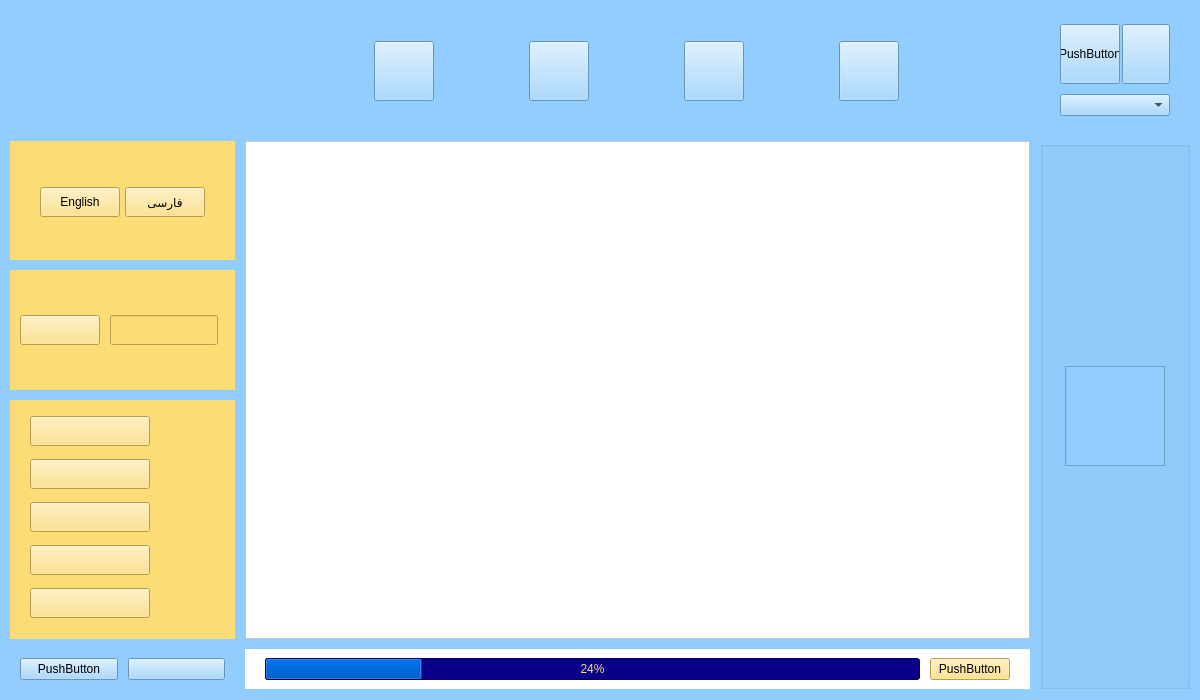
Above: home.ui from mahan109910/linking_me before the change. Below: the same form after it.
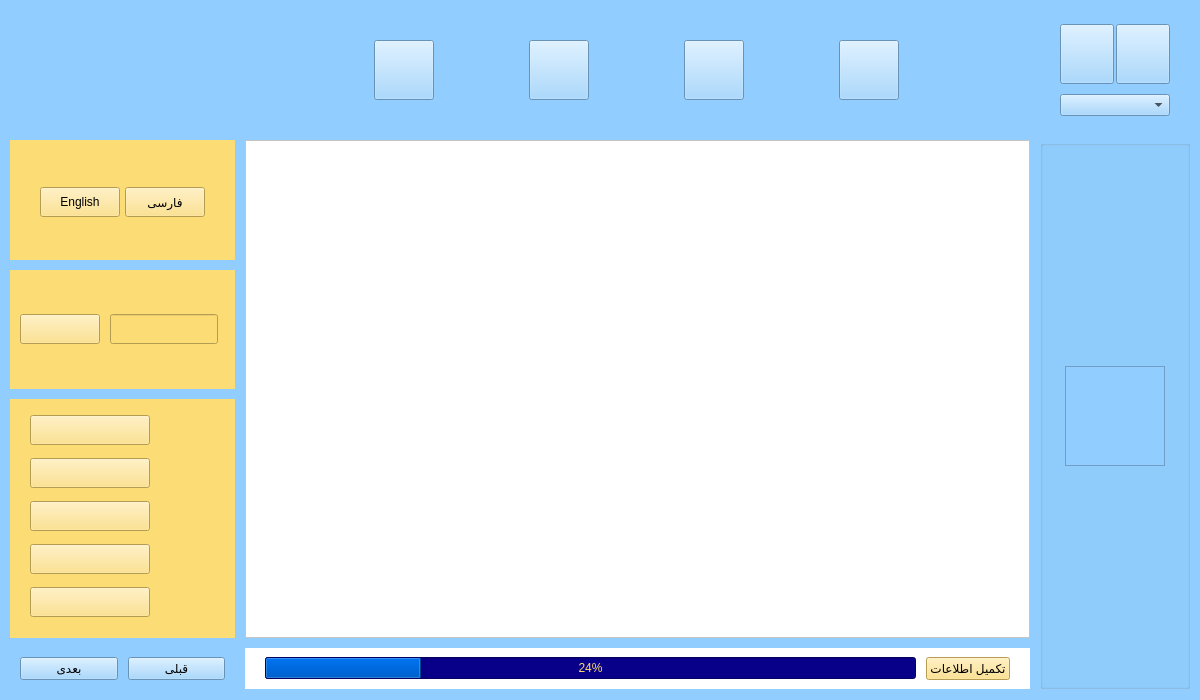
That is the form after the change. Icons and pictures are not drawn.

Patch:
```diff
--- a/home.ui
+++ b/home.ui
@@ -81,7 +81,7 @@
          <string notr="true">background-color: rgb(252, 220, 116);</string>
         </property>
         <property name="text">
-         <string>PushButton</string>
+         <string>تکمیل اطلاعات</string>
         </property>
        </widget>
       </item>
@@ -294,14 +294,14 @@
        <item>
         <widget class="QPushButton" name="pushButton_ago">
          <property name="text">
-          <string>PushButton</string>
+          <string>بعدی</string>
          </property>
         </widget>
        </item>
        <item>
         <widget class="QPushButton" name="pushButton_more">
          <property name="text">
-          <string/>
+          <string>قبلی</string>
          </property>
         </widget>
        </item>
@@ -551,7 +551,7 @@
          </size>
         </property>
         <property name="text">
-         <string>PushButton</string>
+         <string/>
         </property>
        </widget>
       </item>
```
